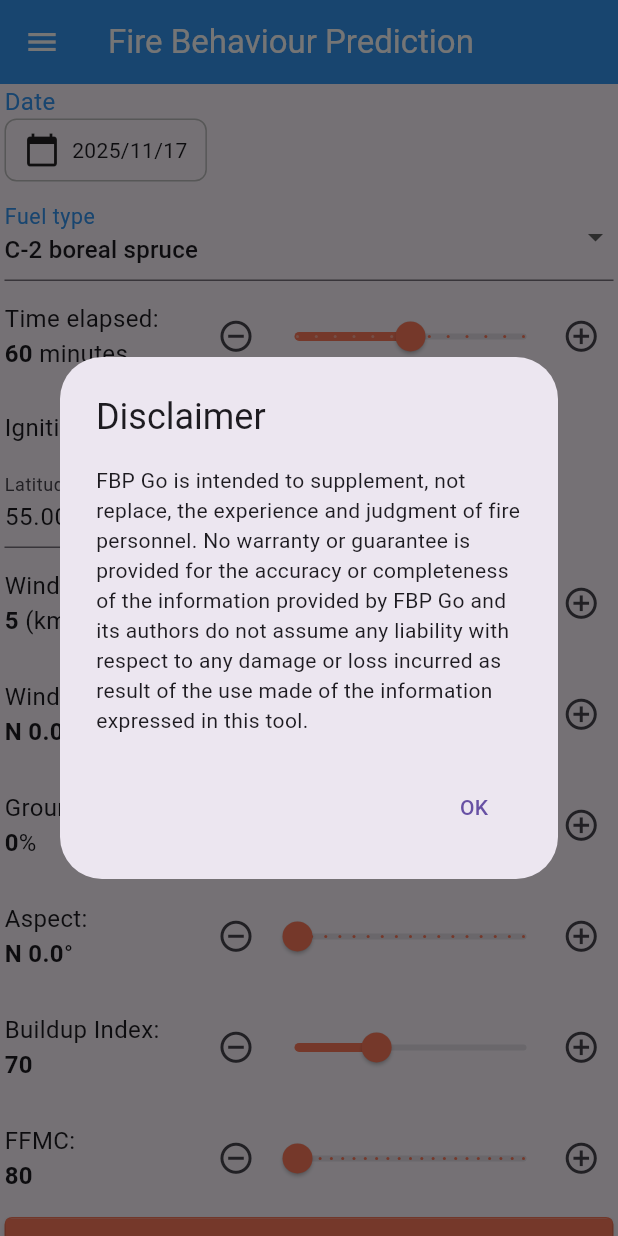
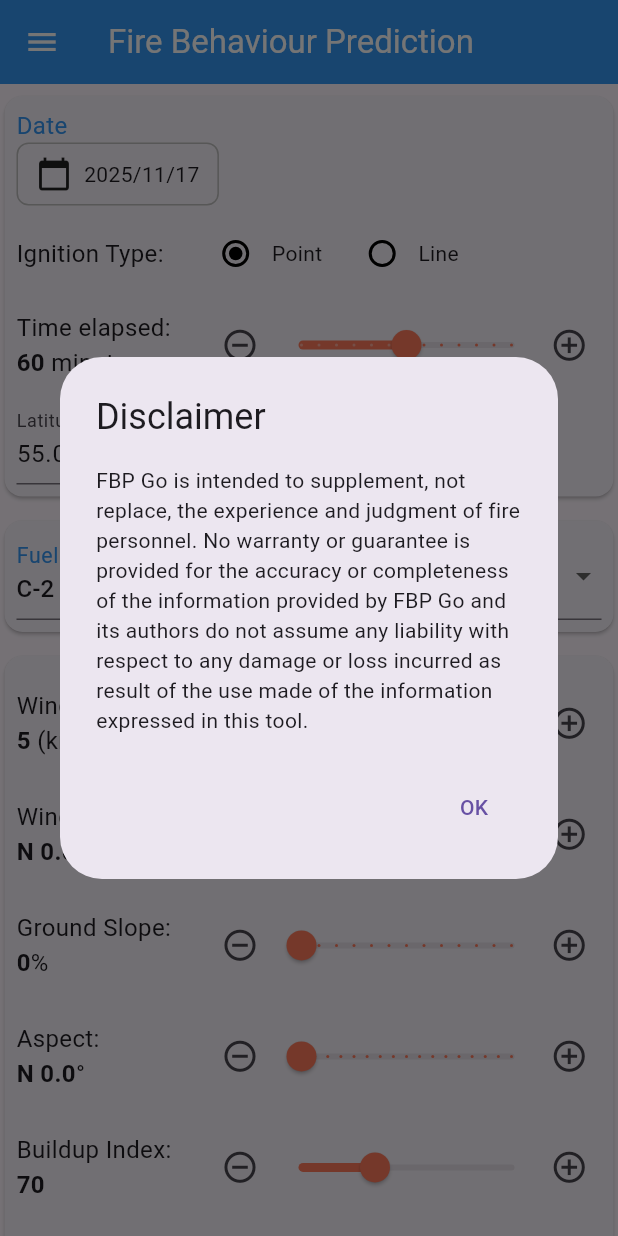
Before and after one commit to bcgov/fbp-go, a Flutter app: the screen it shows after launch, on a phone screen of 412 x 824 dp. Run offline on Flutter 3.47's test engine with Material 3 defaults, Android fonts, the phone set to English and light mode, and no system bars; our stand-ins replace geolocator, permission_handler, shared_preferences.

Commit message:
input layout

```diff
--- a/lib/basic_input.dart
+++ b/lib/basic_input.dart
@@ -54,13 +54,6 @@ class BasicInputState extends State<BasicInputWidget> {
     });
     widget.onChanged(_input);
     persistSetting('ws', ws);
-  }
-
-  void _onCoordinateChanged(coordinate) {
-    setState(() {
-      _input.coordinate = coordinate;
-    });
-    widget.onChanged(_input);
   }
 
   void _onWAZChanged(double waz) {
@@ -193,13 +186,6 @@ class BasicInputState extends State<BasicInputWidget> {
     );
     return Column(
       children: [
-        // lat, long, elevation
-        CoordinatePicker(
-          coordinate: _input.coordinate,
-          onChanged: (coordinate) {
-            _onCoordinateChanged(coordinate);
-          },
-        ),
         // Wind Speed
         Row(
           children: [
--- a/lib/fbp_advanced.dart
+++ b/lib/fbp_advanced.dart
@@ -28,6 +28,7 @@ import 'fire_widgets.dart';
 import 'basic_input.dart';
 import 'global.dart';
 import 'ignition_type.dart';
+import 'coordinate_picker.dart';
 
 bool ignitionTypeToBool(IgnitionType type) {
   // Point ignition should set ACCEL true
@@ -337,10 +338,15 @@ class AdvancedFireBehaviourPredictionFormState
           key: _formKey,
           child: Column(
             children: <Widget>[
+              Card(
+                margin: const EdgeInsets.symmetric(vertical: 8.0),
+                child: Padding(
+                  padding: const EdgeInsets.all(8.0),
+                  child: Column(
+                    children: [
+                      // Date
                       Padding(
-                padding: const EdgeInsets.only(
-                  bottom: 8.0,
-                ), // Adjust the value as needed
+                        padding: const EdgeInsets.only(bottom: 8.0),
                         child: Row(
                           children: [
                             Expanded(
@@ -354,7 +360,98 @@ class AdvancedFireBehaviourPredictionFormState
                           ],
                         ),
                       ),
-              // Presets
+                      // Ignition type
+                      Row(
+                        crossAxisAlignment: CrossAxisAlignment.center,
+                        children: [
+                          const Text(
+                            "Ignition Type:",
+                            style: TextStyle(fontSize: fontSize),
+                          ),
+                          const SizedBox(width: 16),
+                          RadioGroup<IgnitionType>(
+                            groupValue: _ignitionType,
+                            onChanged: (IgnitionType? value) {
+                              if (value != null) _onIgnitionTypeChanged(value);
+                            },
+                            child: Row(
+                              children: IgnitionType.values.map((type) {
+                                final label = type == IgnitionType.point
+                                    ? 'Point'
+                                    : 'Line';
+                                return InkWell(
+                                  onTap: () {
+                                    _onIgnitionTypeChanged(type);
+                                  },
+                                  borderRadius: BorderRadius.circular(8),
+                                  child: Padding(
+                                    padding: const EdgeInsets.symmetric(
+                                      horizontal: 8,
+                                    ),
+                                    child: Row(
+                                      children: [
+                                        Radio<IgnitionType>(
+                                          value: type,
+                                          fillColor: WidgetStateProperty.all(
+                                            Colors.black,
+                                          ),
+                                        ),
+                                        Text(label),
+                                      ],
+                                    ),
+                                  ),
+                                );
+                              }).toList(),
+                            ),
+                          ),
+                        ],
+                      ),
+                      // Time elapsed
+                      Row(
+                        children: [
+                          makeInputLabel(
+                            'Time elapsed',
+                            '${_minutes.toInt()}',
+                            ' minutes',
+                            textStyle,
+                            textStyleBold,
+                          ),
+                          Expanded(
+                            flex: sliderFlex,
+                            child: FancySliderWidget(
+                              value: _minutes,
+                              min: 0,
+                              max: 120,
+                              divisions: 12,
+                              activeColor: intensityClassColour,
+                              label: '${_minutes.toInt()} minutes',
+                              onChanged: (value) {
+                                _onTChanged(value.roundToDouble());
+                              },
+                            ),
+                          ),
+                        ],
+                      ),
+                      // Coordinate picker
+                      CoordinatePicker(
+                        coordinate: _basicInput!.coordinate,
+                        onChanged: (coordinate) {
+                          _basicInput!.coordinate = coordinate;
+                          _onBasicInputChanged(_basicInput!);
+                        },
+                      ),
+                    ],
+                  ),
+                ),
+              ),
+
+              Card(
+                margin: const EdgeInsets.symmetric(vertical: 8.0),
+                child: Padding(
+                  padding: const EdgeInsets.all(8.0),
+                  child: Column(
+                    children: [
+                      // Fuel type dropdown
                       Row(
                         children: [
                           Expanded(
@@ -367,6 +464,7 @@ class AdvancedFireBehaviourPredictionFormState
                           ),
                         ],
                       ),
+                      // Modifiers
                       if (isGrassFuelType(_fuelTypePreset!.code))
                         Row(
                           children: [
@@ -395,7 +493,6 @@ class AdvancedFireBehaviourPredictionFormState
                             ),
                           ],
                         ),
-              // PDF field
                       if (canAdjustDeadFir(_fuelTypePreset!.code))
                         Row(
                           children: [
@@ -448,7 +545,6 @@ class AdvancedFireBehaviourPredictionFormState
                             ),
                           ],
                         ),
-              // Elapsed time
                       if (canAdjustCBH(_fuelTypePreset!.code))
                         Row(
                           children: [
@@ -475,76 +571,17 @@ class AdvancedFireBehaviourPredictionFormState
                             ),
                           ],
                         ),
-              Row(
-                children: [
-                  makeInputLabel(
-                    'Time elapsed',
-                    '${_minutes.toInt()}',
-                    ' minutes',
-                    textStyle,
-                    textStyleBold,
-                  ),
-                  Expanded(
-                    flex: sliderFlex,
-                    child: FancySliderWidget(
-                      value: _minutes,
-                      min: 0,
-                      max: 120,
-                      divisions: 12,
-                      activeColor: intensityClassColour,
-                      label: '${_minutes.toInt()} minutes',
-                      onChanged: (value) {
-                        _onTChanged(value.roundToDouble());
-                      },
-                    ),
-                  ),
-                ],
-              ),
-              // Ignition type
-              Row(
-                crossAxisAlignment: CrossAxisAlignment.center,
-                children: [
-                  const Text(
-                    "Ignition Type:",
-                    style: TextStyle(fontSize: fontSize),
-                  ),
-                  const SizedBox(width: 16),
-                  RadioGroup<IgnitionType>(
-                    groupValue: _ignitionType,
-                    onChanged: (IgnitionType? value) {
-                      if (value != null) _onIgnitionTypeChanged(value);
-                    },
-                    child: Row(
-                      children: IgnitionType.values.map((type) {
-                        final label = type == IgnitionType.point
-                            ? 'Point'
-                            : 'Line';
-                        return InkWell(
-                          // InkWell allows the text to be clickable
-                          onTap: () {
-                            _onIgnitionTypeChanged(type);
-                          },
-                          borderRadius: BorderRadius.circular(8),
-                          child: Padding(
-                            padding: const EdgeInsets.symmetric(horizontal: 8),
-                            child: Row(
-                              children: [
-                                Radio<IgnitionType>(
-                                  value: type,
-                                  fillColor: WidgetStateProperty.all(
-                                    Colors.black,
-                                  ),
-                                ),
-                                Text(label),
                     ],
                   ),
                 ),
-                        );
-                      }).toList(),
               ),
-                  ),
-                ],
-              ),
+
+              Card(
+                margin: const EdgeInsets.symmetric(vertical: 8.0),
+                child: Padding(
+                  padding: const EdgeInsets.all(8.0),
+                  child: Column(
+                    children: [
                       Row(
                         children: [
                           Expanded(
@@ -562,6 +599,11 @@ class AdvancedFireBehaviourPredictionFormState
                     ],
                   ),
                 ),
+              ),
+            ],
+          ),
+        ),
+
         (prediction == null)
             ? buildError(errorMessage)
             : Padding(
```
Lines whose indentation alone changed are shown as unchanged.
